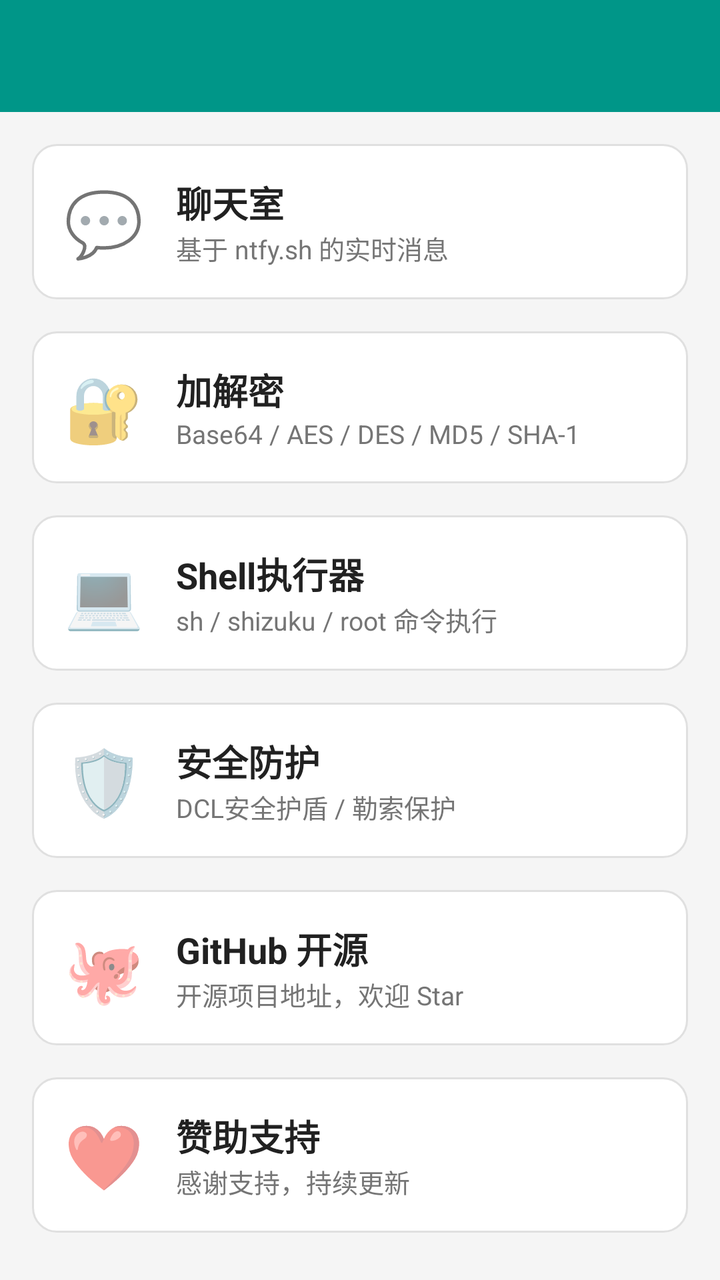
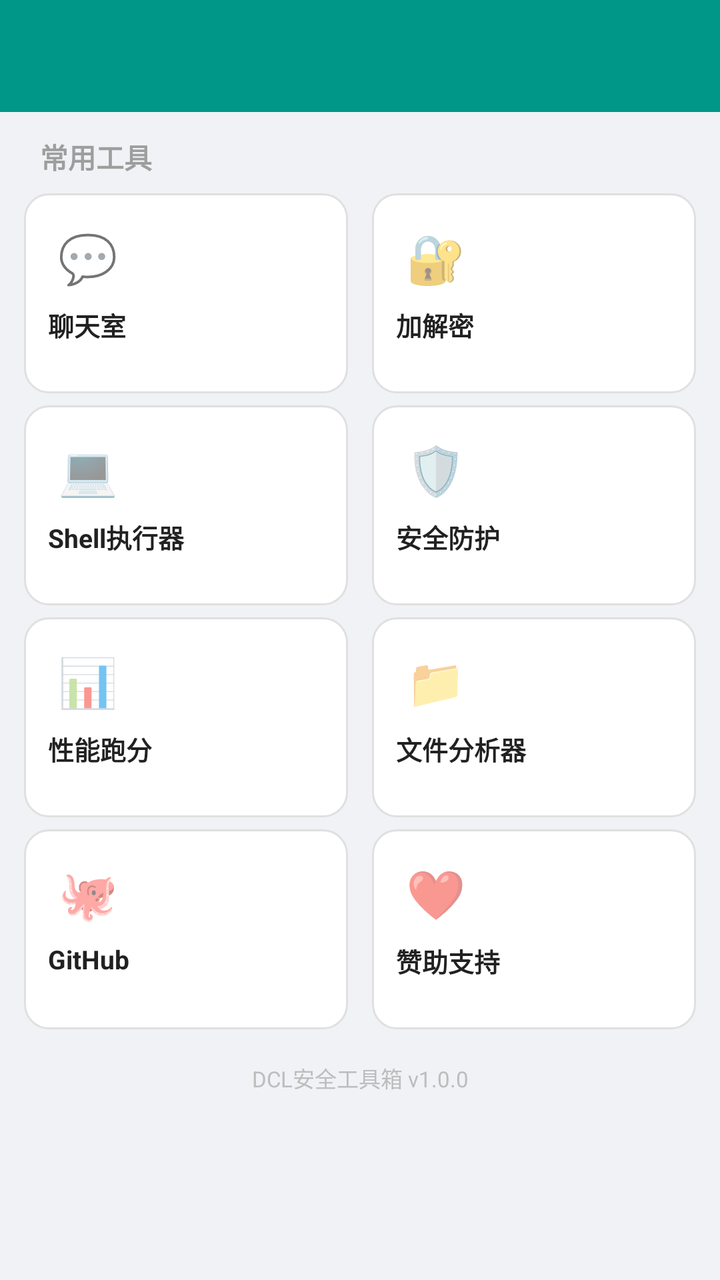

Compare the two renders of this Android layout. The source of the first and the diff that turns it into the second are given below.
<!-- AndroidManifest.xml: application theme AppTheme -->
<!-- res/layout/activity_main.xml -->
<?xml version="1.0" encoding="utf-8"?>
<LinearLayout xmlns:android="http://schemas.android.com/apk/res/android"
    xmlns:app="http://schemas.android.com/apk/res-auto"
    android:layout_width="match_parent"
    android:layout_height="match_parent"
    android:orientation="vertical"
    android:background="#F5F5F5">

    <com.google.android.material.appbar.AppBarLayout
        android:layout_width="match_parent"
        android:layout_height="wrap_content"
        android:theme="@style/ThemeOverlay.AppCompat.Dark.ActionBar">

        <androidx.appcompat.widget.Toolbar
            android:id="@+id/toolbar"
            android:layout_width="match_parent"
            android:layout_height="?attr/actionBarSize"
            android:title="工具箱"
            app:popupTheme="@style/ThemeOverlay.AppCompat.Light"/>

    </com.google.android.material.appbar.AppBarLayout>

    <LinearLayout
        android:layout_width="match_parent"
        android:layout_height="match_parent"
        android:orientation="vertical"
        android:padding="16dp">

        <LinearLayout
            android:id="@+id/card_chat"
            android:layout_width="match_parent"
            android:layout_height="wrap_content"
            android:orientation="horizontal"
            android:background="@drawable/card_bg"
            android:padding="16dp"
            android:clickable="true"
            android:focusable="true">

            <TextView
                android:layout_width="wrap_content"
                android:layout_height="wrap_content"
                android:text="💬"
                android:textSize="32sp"
                android:layout_gravity="center_vertical"/>

            <LinearLayout
                android:layout_width="match_parent"
                android:layout_height="wrap_content"
                android:orientation="vertical"
                android:layout_marginStart="16dp"
                android:layout_gravity="center_vertical">

                <TextView
                    android:layout_width="wrap_content"
                    android:layout_height="wrap_content"
                    android:text="聊天室"
                    android:textSize="18sp"
                    android:textStyle="bold"
                    android:textColor="#212121"/>

                <TextView
                    android:layout_width="wrap_content"
                    android:layout_height="wrap_content"
                    android:text="基于 ntfy.sh 的实时消息"
                    android:textSize="13sp"
                    android:textColor="#757575"/>

            </LinearLayout>

        </LinearLayout>

        <LinearLayout
            android:id="@+id/card_crypto"
            android:layout_width="match_parent"
            android:layout_height="wrap_content"
            android:orientation="horizontal"
            android:background="@drawable/card_bg"
            android:padding="16dp"
            android:layout_marginTop="16dp"
            android:clickable="true"
            android:focusable="true">

            <TextView
                android:layout_width="wrap_content"
                android:layout_height="wrap_content"
                android:text="🔐"
                android:textSize="32sp"
                android:layout_gravity="center_vertical"/>

            <LinearLayout
                android:layout_width="match_parent"
                android:layout_height="wrap_content"
                android:orientation="vertical"
                android:layout_marginStart="16dp"
                android:layout_gravity="center_vertical">

                <TextView
                    android:layout_width="wrap_content"
                    android:layout_height="wrap_content"
                    android:text="加解密"
                    android:textSize="18sp"
                    android:textStyle="bold"
                    android:textColor="#212121"/>

                <TextView
                    android:layout_width="wrap_content"
                    android:layout_height="wrap_content"
                    android:text="Base64 / AES / DES / MD5 / SHA-1"
                    android:textSize="13sp"
                    android:textColor="#757575"/>

            </LinearLayout>

        </LinearLayout>

        <LinearLayout
            android:id="@+id/card_shell"
            android:layout_width="match_parent"
            android:layout_height="wrap_content"
            android:orientation="horizontal"
            android:background="@drawable/card_bg"
            android:padding="16dp"
            android:layout_marginTop="16dp"
            android:clickable="true"
            android:focusable="true">

            <TextView
                android:layout_width="wrap_content"
                android:layout_height="wrap_content"
                android:text="💻"
                android:textSize="32sp"
                android:layout_gravity="center_vertical"/>

            <LinearLayout
                android:layout_width="match_parent"
                android:layout_height="wrap_content"
                android:orientation="vertical"
                android:layout_marginStart="16dp"
                android:layout_gravity="center_vertical">

                <TextView
                    android:layout_width="wrap_content"
                    android:layout_height="wrap_content"
                    android:text="Shell执行器"
                    android:textSize="18sp"
                    android:textStyle="bold"
                    android:textColor="#212121"/>

                <TextView
                    android:layout_width="wrap_content"
                    android:layout_height="wrap_content"
                    android:text="sh / shizuku / root 命令执行"
                    android:textSize="13sp"
                    android:textColor="#757575"/>

            </LinearLayout>

        </LinearLayout>

        <LinearLayout
            android:id="@+id/card_security"
            android:layout_width="match_parent"
            android:layout_height="wrap_content"
            android:orientation="horizontal"
            android:background="@drawable/card_bg"
            android:padding="16dp"
            android:layout_marginTop="16dp"
            android:clickable="true"
            android:focusable="true">

            <TextView
                android:layout_width="wrap_content"
                android:layout_height="wrap_content"
                android:text="🛡️"
                android:textSize="32sp"
                android:layout_gravity="center_vertical"/>

            <LinearLayout
                android:layout_width="match_parent"
                android:layout_height="wrap_content"
                android:orientation="vertical"
                android:layout_marginStart="16dp"
                android:layout_gravity="center_vertical">

                <TextView
                    android:layout_width="wrap_content"
                    android:layout_height="wrap_content"
                    android:text="安全防护"
                    android:textSize="18sp"
                    android:textStyle="bold"
                    android:textColor="#212121"/>

                <TextView
                    android:layout_width="wrap_content"
                    android:layout_height="wrap_content"
                    android:text="DCL安全护盾 / 勒索保护"
                    android:textSize="13sp"
                    android:textColor="#757575"/>

            </LinearLayout>

        </LinearLayout>

        <LinearLayout
            android:id="@+id/card_github"
            android:layout_width="match_parent"
            android:layout_height="wrap_content"
            android:orientation="horizontal"
            android:background="@drawable/card_bg"
            android:padding="16dp"
            android:layout_marginTop="16dp"
            android:clickable="true"
            android:focusable="true">

            <TextView
                android:layout_width="wrap_content"
                android:layout_height="wrap_content"
                android:text="🐙"
                android:textSize="32sp"
                android:layout_gravity="center_vertical"/>

            <LinearLayout
                android:layout_width="match_parent"
                android:layout_height="wrap_content"
                android:orientation="vertical"
                android:layout_marginStart="16dp"
                android:layout_gravity="center_vertical">

                <TextView
                    android:layout_width="wrap_content"
                    android:layout_height="wrap_content"
                    android:text="GitHub 开源"
                    android:textSize="18sp"
                    android:textStyle="bold"
                    android:textColor="#212121"/>

                <TextView
                    android:layout_width="wrap_content"
                    android:layout_height="wrap_content"
                    android:text="开源项目地址，欢迎 Star"
                    android:textSize="13sp"
                    android:textColor="#757575"/>

            </LinearLayout>

        </LinearLayout>

        <LinearLayout
            android:id="@+id/card_sponsor"
            android:layout_width="match_parent"
            android:layout_height="wrap_content"
            android:orientation="horizontal"
            android:background="@drawable/card_bg"
            android:padding="16dp"
            android:layout_marginTop="16dp"
            android:clickable="true"
            android:focusable="true">

            <TextView
                android:layout_width="wrap_content"
                android:layout_height="wrap_content"
                android:text="❤️"
                android:textSize="32sp"
                android:layout_gravity="center_vertical"/>

            <LinearLayout
                android:layout_width="match_parent"
                android:layout_height="wrap_content"
                android:orientation="vertical"
                android:layout_marginStart="16dp"
                android:layout_gravity="center_vertical">

                <TextView
                    android:layout_width="wrap_content"
                    android:layout_height="wrap_content"
                    android:text="赞助支持"
                    android:textSize="18sp"
                    android:textStyle="bold"
                    android:textColor="#212121"/>

                <TextView
                    android:layout_width="wrap_content"
                    android:layout_height="wrap_content"
                    android:text="感谢支持，持续更新"
                    android:textSize="13sp"
                    android:textColor="#757575"/>

            </LinearLayout>

        </LinearLayout>

    </LinearLayout>

</LinearLayout>
<!-- resources referenced by this layout -->
<resources>
  <!-- drawable card_bg (drawable) -->
  <?xml version="1.0" encoding="utf-8"?>
  <shape xmlns:android="http://schemas.android.com/apk/res/android">
      <solid android:color="#FFFFFF"/>
      <corners android:radius="12dp"/>
      <stroke android:width="1dp" android:color="#E0E0E0"/>
  </shape>
  <style name="AppTheme" parent="Theme.AppCompat.Light.NoActionBar">
          
          <item name="colorPrimary">@color/colorPrimary</item>
          <item name="colorPrimaryDark">@color/colorPrimaryDark</item>
          <item name="colorAccent">@color/colorAccent</item>
      </style>
  <color name="colorPrimary">#009688</color>
  <color name="colorPrimaryDark">#00796B</color>
  <color name="colorAccent">#FF9800</color>
</resources>

<!-- the commit's change to res/layout/activity_main.xml (unified diff, before → after) -->
@@ -4,8 +4,9 @@
     android:layout_width="match_parent"
     android:layout_height="match_parent"
     android:orientation="vertical"
-    android:background="#F5F5F5">
-
+    android:background="#F0F2F5">
+
+    
     <com.google.android.material.appbar.AppBarLayout
         android:layout_width="match_parent"
         android:layout_height="wrap_content"
@@ -15,280 +16,329 @@
             android:id="@+id/toolbar"
             android:layout_width="match_parent"
             android:layout_height="?attr/actionBarSize"
-            android:title="工具箱"
+            android:title="DCL工具"
             app:popupTheme="@style/ThemeOverlay.AppCompat.Light"/>
 
     </com.google.android.material.appbar.AppBarLayout>
 
-    <LinearLayout
+    <ScrollView
         android:layout_width="match_parent"
         android:layout_height="match_parent"
-        android:orientation="vertical"
-        android:padding="16dp">
+        android:fillViewport="true">
 
         <LinearLayout
-            android:id="@+id/card_chat"
             android:layout_width="match_parent"
             android:layout_height="wrap_content"
-            android:orientation="horizontal"
-            android:background="@drawable/card_bg"
-            android:padding="16dp"
-            android:clickable="true"
-            android:focusable="true">
-
+            android:orientation="vertical"
+            android:padding="12dp">
+
+            
             <TextView
-                android:layout_width="wrap_content"
-                android:layout_height="wrap_content"
-                android:text="💬"
-                android:textSize="32sp"
-                android:layout_gravity="center_vertical"/>
-
+                android:layout_width="match_parent"
+                android:layout_height="wrap_content"
+                android:text="常用工具"
+                android:textSize="14sp"
+                android:textStyle="bold"
+                android:textColor="#9E9E9E"
+                android:paddingStart="8dp"
+                android:paddingBottom="8dp"/>
+
+            
             <LinearLayout
                 android:layout_width="match_parent"
                 android:layout_height="wrap_content"
-                android:orientation="vertical"
-                android:layout_marginStart="16dp"
-                android:layout_gravity="center_vertical">
-
-                <TextView
-                    android:layout_width="wrap_content"
-                    android:layout_height="wrap_content"
-                    android:text="聊天室"
-                    android:textSize="18sp"
-                    android:textStyle="bold"
-                    android:textColor="#212121"/>
-
-                <TextView
-                    android:layout_width="wrap_content"
-                    android:layout_height="wrap_content"
-                    android:text="基于 ntfy.sh 的实时消息"
-                    android:textSize="13sp"
-                    android:textColor="#757575"/>
+                android:orientation="horizontal">
+
+                <LinearLayout
+                    android:id="@+id/card_chat"
+                    android:layout_width="0dp"
+                    android:layout_height="100dp"
+                    android:layout_weight="1"
+                    android:orientation="vertical"
+                    android:background="@drawable/card_bg"
+                    android:padding="12dp"
+                    android:clickable="true"
+                    android:focusable="true"
+                    android:layout_marginEnd="6dp">
+
+                    <TextView
+                        android:layout_width="40dp"
+                        android:layout_height="40dp"
+                        android:text="💬"
+                        android:textSize="24sp"
+                        android:gravity="center"/>
+
+                    <TextView
+                        android:layout_width="match_parent"
+                        android:layout_height="wrap_content"
+                        android:text="聊天室"
+                        android:textSize="13sp"
+                        android:textStyle="bold"
+                        android:textColor="#212121"
+                        android:layout_marginTop="4dp"
+                        android:singleLine="true"/>
+
+                </LinearLayout>
+
+                <LinearLayout
+                    android:id="@+id/card_crypto"
+                    android:layout_width="0dp"
+                    android:layout_height="100dp"
+                    android:layout_weight="1"
+                    android:orientation="vertical"
+                    android:background="@drawable/card_bg"
+                    android:padding="12dp"
+                    android:clickable="true"
+                    android:focusable="true"
+                    android:layout_marginStart="6dp">
+
+                    <TextView
+                        android:layout_width="40dp"
+                        android:layout_height="40dp"
+                        android:text="🔐"
+                        android:textSize="24sp"
+                        android:gravity="center"/>
+
+                    <TextView
+                        android:layout_width="match_parent"
+                        android:layout_height="wrap_content"
+                        android:text="加解密"
+                        android:textSize="13sp"
+                        android:textStyle="bold"
+                        android:textColor="#212121"
+                        android:layout_marginTop="4dp"
+                        android:singleLine="true"/>
+
+                </LinearLayout>
 
             </LinearLayout>
 
+            
+            <LinearLayout
+                android:layout_width="match_parent"
+                android:layout_height="wrap_content"
+                android:orientation="horizontal"
+                android:layout_marginTop="6dp">
+
+                <LinearLayout
+                    android:id="@+id/card_shell"
+                    android:layout_width="0dp"
+                    android:layout_height="100dp"
+                    android:layout_weight="1"
+                    android:orientation="vertical"
+                    android:background="@drawable/card_bg"
+                    android:padding="12dp"
+                    android:clickable="true"
+                    android:focusable="true"
+                    android:layout_marginEnd="6dp">
+
+                    <TextView
+                        android:layout_width="40dp"
+                        android:layout_height="40dp"
+                        android:text="💻"
+                        android:textSize="24sp"
+                        android:gravity="center"/>
+
+                    <TextView
+                        android:layout_width="match_parent"
+                        android:layout_height="wrap_content"
+                        android:text="Shell执行器"
+                        android:textSize="13sp"
+                        android:textStyle="bold"
+                        android:textColor="#212121"
+                        android:layout_marginTop="4dp"
+                        android:singleLine="true"/>
+
+                </LinearLayout>
+
+                <LinearLayout
+                    android:id="@+id/card_security"
+                    android:layout_width="0dp"
+                    android:layout_height="100dp"
+                    android:layout_weight="1"
+                    android:orientation="vertical"
+                    android:background="@drawable/card_bg"
+                    android:padding="12dp"
+                    android:clickable="true"
+                    android:focusable="true"
+                    android:layout_marginStart="6dp">
+
+                    <TextView
+                        android:layout_width="40dp"
+                        android:layout_height="40dp"
+                        android:text="🛡️"
+                        android:textSize="24sp"
+                        android:gravity="center"/>
+
+                    <TextView
+                        android:layout_width="match_parent"
+                        android:layout_height="wrap_content"
+                        android:text="安全防护"
+                        android:textSize="13sp"
+                        android:textStyle="bold"
+                        android:textColor="#212121"
+                        android:layout_marginTop="4dp"
+                        android:singleLine="true"/>
+
+                </LinearLayout>
+
+            </LinearLayout>
+
+            
+            <LinearLayout
+                android:layout_width="match_parent"
+                android:layout_height="wrap_content"
+                android:orientation="horizontal"
+                android:layout_marginTop="6dp">
+
+                <LinearLayout
+                    android:id="@+id/card_benchmark"
+                    android:layout_width="0dp"
+                    android:layout_height="100dp"
+                    android:layout_weight="1"
+                    android:orientation="vertical"
+                    android:background="@drawable/card_bg"
+                    android:padding="12dp"
+                    android:clickable="true"
+                    android:focusable="true"
+                    android:layout_marginEnd="6dp">
+
+                    <TextView
+                        android:layout_width="40dp"
+                        android:layout_height="40dp"
+                        android:text="📊"
+                        android:textSize="24sp"
+                        android:gravity="center"/>
+
+                    <TextView
+                        android:layout_width="match_parent"
+                        android:layout_height="wrap_content"
+                        android:text="性能跑分"
+                        android:textSize="13sp"
+                        android:textStyle="bold"
+                        android:textColor="#212121"
+                        android:layout_marginTop="4dp"
+                        android:singleLine="true"/>
+
+                </LinearLayout>
+
+                <LinearLayout
+                    android:id="@+id/card_file_analyzer"
+                    android:layout_width="0dp"
+                    android:layout_height="100dp"
+                    android:layout_weight="1"
+                    android:orientation="vertical"
+                    android:background="@drawable/card_bg"
+                    android:padding="12dp"
+                    android:clickable="true"
+                    android:focusable="true"
+                    android:layout_marginStart="6dp">
+
+                    <TextView
+                        android:layout_width="40dp"
+                        android:layout_height="40dp"
+                        android:text="📁"
+                        android:textSize="24sp"
+                        android:gravity="center"/>
+
+                    <TextView
+                        android:layout_width="match_parent"
+                        android:layout_height="wrap_content"
+                        android:text="文件分析器"
+                        android:textSize="13sp"
+                        android:textStyle="bold"
+                        android:textColor="#212121"
+                        android:layout_marginTop="4dp"
+                        android:singleLine="true"/>
+
+                </LinearLayout>
+
+            </LinearLayout>
+
+            
+            <LinearLayout
+                android:layout_width="match_parent"
+                android:layout_height="wrap_content"
+                android:orientation="horizontal"
+                android:layout_marginTop="6dp">
+
+                <LinearLayout
+                    android:id="@+id/card_github"
+                    android:layout_width="0dp"
+                    android:layout_height="100dp"
+                    android:layout_weight="1"
+                    android:orientation="vertical"
+                    android:background="@drawable/card_bg"
+                    android:padding="12dp"
+                    android:clickable="true"
+                    android:focusable="true"
+                    android:layout_marginEnd="6dp">
+
+                    <TextView
+                        android:layout_width="40dp"
+                        android:layout_height="40dp"
+                        android:text="🐙"
+                        android:textSize="24sp"
+                        android:gravity="center"/>
+
+                    <TextView
+                        android:layout_width="match_parent"
+                        android:layout_height="wrap_content"
+                        android:text="GitHub"
+                        android:textSize="13sp"
+                        android:textStyle="bold"
+                        android:textColor="#212121"
+                        android:layout_marginTop="4dp"
+                        android:singleLine="true"/>
+
+                </LinearLayout>
+
+                <LinearLayout
+                    android:id="@+id/card_sponsor"
+                    android:layout_width="0dp"
+                    android:layout_height="100dp"
+                    android:layout_weight="1"
+                    android:orientation="vertical"
+                    android:background="@drawable/card_bg"
+                    android:padding="12dp"
+                    android:clickable="true"
+                    android:focusable="true"
+                    android:layout_marginStart="6dp">
+
+                    <TextView
+                        android:layout_width="40dp"
+                        android:layout_height="40dp"
+                        android:text="❤️"
+                        android:textSize="24sp"
+                        android:gravity="center"/>
+
+                    <TextView
+                        android:layout_width="match_parent"
+                        android:layout_height="wrap_content"
+                        android:text="赞助支持"
+                        android:textSize="13sp"
+                        android:textStyle="bold"
+                        android:textColor="#212121"
+                        android:layout_marginTop="4dp"
+                        android:singleLine="true"/>
+
+                </LinearLayout>
+
+            </LinearLayout>
+
+            
+            <TextView
+                android:layout_width="match_parent"
+                android:layout_height="wrap_content"
+                android:text="DCL安全工具箱 v1.0.0"
+                android:textSize="11sp"
+                android:textColor="#BDBDBD"
+                android:gravity="center"
+                android:layout_marginTop="16dp"
+                android:paddingBottom="8dp"/>
+
         </LinearLayout>
 
-        <LinearLayout
-            android:id="@+id/card_crypto"
-            android:layout_width="match_parent"
-            android:layout_height="wrap_content"
-            android:orientation="horizontal"
-            android:background="@drawable/card_bg"
-            android:padding="16dp"
-            android:layout_marginTop="16dp"
-            android:clickable="true"
-            android:focusable="true">
-
-            <TextView
-                android:layout_width="wrap_content"
-                android:layout_height="wrap_content"
-                android:text="🔐"
-                android:textSize="32sp"
-                android:layout_gravity="center_vertical"/>
-
-            <LinearLayout
-                android:layout_width="match_parent"
-                android:layout_height="wrap_content"
-                android:orientation="vertical"
-                android:layout_marginStart="16dp"
-                android:layout_gravity="center_vertical">
-
-                <TextView
-                    android:layout_width="wrap_content"
-                    android:layout_height="wrap_content"
-                    android:text="加解密"
-                    android:textSize="18sp"
-                    android:textStyle="bold"
-                    android:textColor="#212121"/>
-
-                <TextView
-                    android:layout_width="wrap_content"
-                    android:layout_height="wrap_content"
-                    android:text="Base64 / AES / DES / MD5 / SHA-1"
-                    android:textSize="13sp"
-                    android:textColor="#757575"/>
-
-            </LinearLayout>
-
-        </LinearLayout>
-
-        <LinearLayout
-            android:id="@+id/card_shell"
-            android:layout_width="match_parent"
-            android:layout_height="wrap_content"
-            android:orientation="horizontal"
-            android:background="@drawable/card_bg"
-            android:padding="16dp"
-            android:layout_marginTop="16dp"
-            android:clickable="true"
-            android:focusable="true">
-
-            <TextView
-                android:layout_width="wrap_content"
-                android:layout_height="wrap_content"
-                android:text="💻"
-                android:textSize="32sp"
-                android:layout_gravity="center_vertical"/>
-
-            <LinearLayout
-                android:layout_width="match_parent"
-                android:layout_height="wrap_content"
-                android:orientation="vertical"
-                android:layout_marginStart="16dp"
-                android:layout_gravity="center_vertical">
-
-                <TextView
-                    android:layout_width="wrap_content"
-                    android:layout_height="wrap_content"
-                    android:text="Shell执行器"
-                    android:textSize="18sp"
-                    android:textStyle="bold"
-                    android:textColor="#212121"/>
-
-                <TextView
-                    android:layout_width="wrap_content"
-                    android:layout_height="wrap_content"
-                    android:text="sh / shizuku / root 命令执行"
-                    android:textSize="13sp"
-                    android:textColor="#757575"/>
-
-            </LinearLayout>
-
-        </LinearLayout>
-
-        <LinearLayout
-            android:id="@+id/card_security"
-            android:layout_width="match_parent"
-            android:layout_height="wrap_content"
-            android:orientation="horizontal"
-            android:background="@drawable/card_bg"
-            android:padding="16dp"
-            android:layout_marginTop="16dp"
-            android:clickable="true"
-            android:focusable="true">
-
-            <TextView
-                android:layout_width="wrap_content"
-                android:layout_height="wrap_content"
-                android:text="🛡️"
-                android:textSize="32sp"
-                android:layout_gravity="center_vertical"/>
-
-            <LinearLayout
-                android:layout_width="match_parent"
-                android:layout_height="wrap_content"
-                android:orientation="vertical"
-                android:layout_marginStart="16dp"
-                android:layout_gravity="center_vertical">
-
-                <TextView
-                    android:layout_width="wrap_content"
-                    android:layout_height="wrap_content"
-                    android:text="安全防护"
-                    android:textSize="18sp"
-                    android:textStyle="bold"
-                    android:textColor="#212121"/>
-
-                <TextView
-                    android:layout_width="wrap_content"
-                    android:layout_height="wrap_content"
-                    android:text="DCL安全护盾 / 勒索保护"
-                    android:textSize="13sp"
-                    android:textColor="#757575"/>
-
-            </LinearLayout>
-
-        </LinearLayout>
-
-        <LinearLayout
-            android:id="@+id/card_github"
-            android:layout_width="match_parent"
-            android:layout_height="wrap_content"
-            android:orientation="horizontal"
-            android:background="@drawable/card_bg"
-            android:padding="16dp"
-            android:layout_marginTop="16dp"
-            android:clickable="true"
-            android:focusable="true">
-
-            <TextView
-                android:layout_width="wrap_content"
-                android:layout_height="wrap_content"
-                android:text="🐙"
-                android:textSize="32sp"
-                android:layout_gravity="center_vertical"/>
-
-            <LinearLayout
-                android:layout_width="match_parent"
-                android:layout_height="wrap_content"
-                android:orientation="vertical"
-                android:layout_marginStart="16dp"
-                android:layout_gravity="center_vertical">
-
-                <TextView
-                    android:layout_width="wrap_content"
-                    android:layout_height="wrap_content"
-                    android:text="GitHub 开源"
-                    android:textSize="18sp"
-                    android:textStyle="bold"
-                    android:textColor="#212121"/>
-
-                <TextView
-                    android:layout_width="wrap_content"
-                    android:layout_height="wrap_content"
-                    android:text="开源项目地址，欢迎 Star"
-                    android:textSize="13sp"
-                    android:textColor="#757575"/>
-
-            </LinearLayout>
-
-        </LinearLayout>
-
-        <LinearLayout
-            android:id="@+id/card_sponsor"
-            android:layout_width="match_parent"
-            android:layout_height="wrap_content"
-            android:orientation="horizontal"
-            android:background="@drawable/card_bg"
-            android:padding="16dp"
-            android:layout_marginTop="16dp"
-            android:clickable="true"
-            android:focusable="true">
-
-            <TextView
-                android:layout_width="wrap_content"
-                android:layout_height="wrap_content"
-                android:text="❤️"
-                android:textSize="32sp"
-                android:layout_gravity="center_vertical"/>
-
-            <LinearLayout
-                android:layout_width="match_parent"
-                android:layout_height="wrap_content"
-                android:orientation="vertical"
-                android:layout_marginStart="16dp"
-                android:layout_gravity="center_vertical">
-
-                <TextView
-                    android:layout_width="wrap_content"
-                    android:layout_height="wrap_content"
-                    android:text="赞助支持"
-                    android:textSize="18sp"
-                    android:textStyle="bold"
-                    android:textColor="#212121"/>
-
-                <TextView
-                    android:layout_width="wrap_content"
-                    android:layout_height="wrap_content"
-                    android:text="感谢支持，持续更新"
-                    android:textSize="13sp"
-                    android:textColor="#757575"/>
-
-            </LinearLayout>
-
-        </LinearLayout>
-
-    </LinearLayout>
+    </ScrollView>
 
 </LinearLayout>
